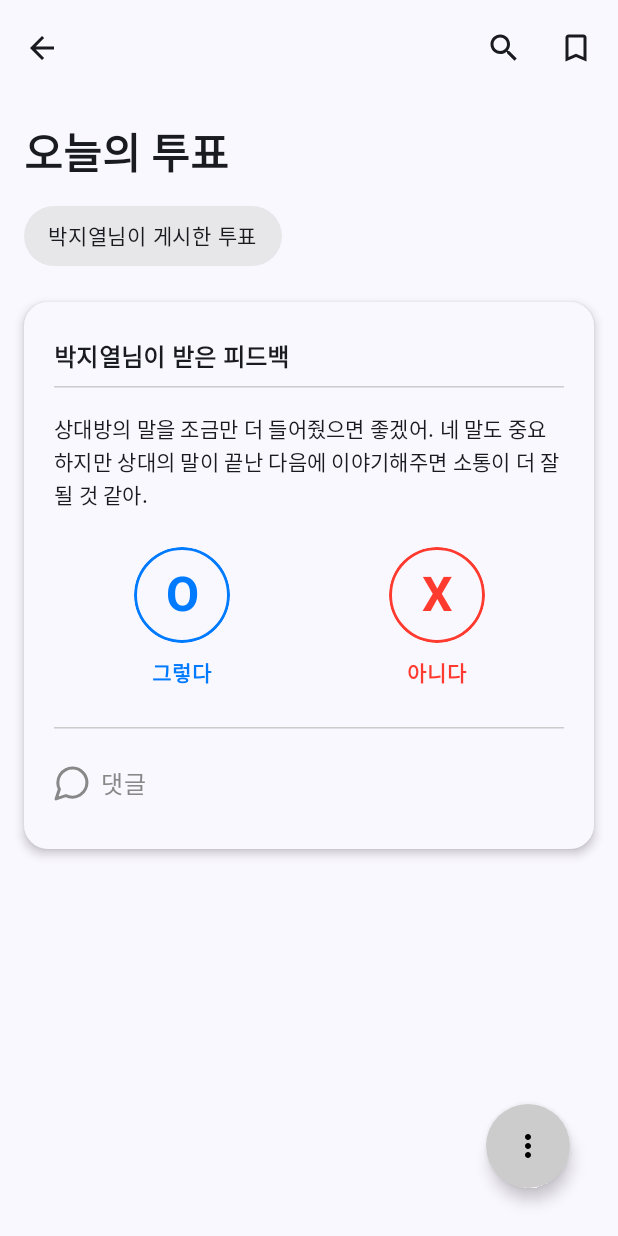
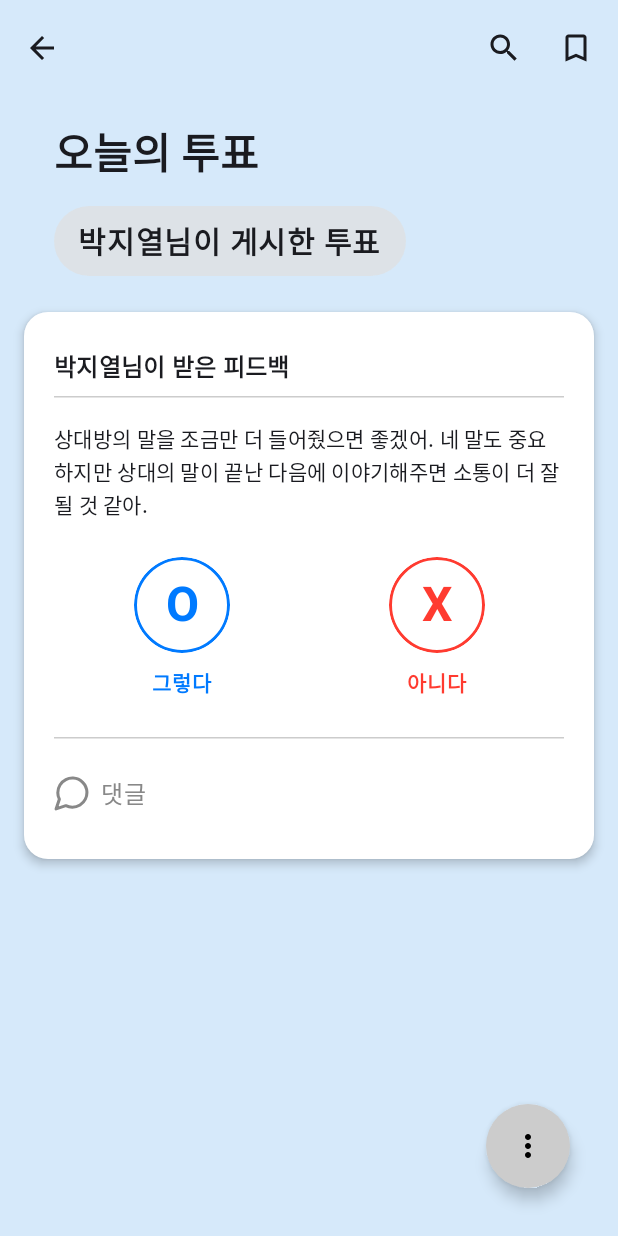
Before and after one commit to SendBack-SendBag/UI, an Android app built with Jetpack Compose: the PollScreen screen opened through its navigation route, on a phone screen of 412 x 824 dp. Run offline under Robolectric (Android 15) with nearby library versions, the phone set to English and light mode, and no system bars; our stand-ins replace Firebase (no records; nobody signed in at launch, a user with empty details on screens opened directly).

Commit message:
Chore: Change votingscreen UI

```diff
--- a/app/src/main/java/com/example/sendbacksendbag/ui/voting/VotingScreen.kt
+++ b/app/src/main/java/com/example/sendbacksendbag/ui/voting/VotingScreen.kt
@@ -47,6 +47,9 @@ fun PollScreen(navController: NavController) {
     // SendBackSendBagTheme { // 앱의 실제 테마 사용
     Box{
     Scaffold(
+        modifier = Modifier
+            .fillMaxSize()
+            .background(Color(0xFFD6E9FA)),
         topBar = {
             TopAppBar(
                 title = { /* 현재 화면에서는 제목이 TopAppBar에 없음 */ },
@@ -73,13 +76,13 @@ fun PollScreen(navController: NavController) {
                     }
                 },
                 colors = TopAppBarDefaults.topAppBarColors(
-                    containerColor = MaterialTheme.colorScheme.background,
+                    containerColor = Color(0xFFD6E9FA),
                     navigationIconContentColor = MaterialTheme.colorScheme.onBackground,
                     actionIconContentColor = MaterialTheme.colorScheme.onBackground
                 )
             )
         },
-        containerColor = MaterialTheme.colorScheme.background
+        containerColor = Color(0xFFD6E9FA)
     ) { innerPadding ->
         PollContent(Modifier.padding(innerPadding))
     }
@@ -106,13 +109,16 @@ fun PollContent(modifier: Modifier = Modifier) {
             .padding(horizontal = 16.dp)
     ) {
         Spacer(modifier = Modifier.height(16.dp))
-
+        Row {
+            Spacer(modifier = Modifier.padding(10.dp)) // 왼쪽 여백
             Text(
                 text = "오늘의 투표",
-            style = MaterialTheme.typography.headlineMedium.copy(fontWeight = FontWeight.Bold),
+                style = MaterialTheme.typography.headlineMedium.copy(fontWeight = FontWeight.Black),
                 modifier = Modifier.padding(bottom = 16.dp)
             )
-
+        }
+        Row {
+            Spacer(modifier = Modifier.padding(10.dp))
             Surface(
                 shape = RoundedCornerShape(50),
                 color = Color(0xFFE0E0E0).copy(alpha = 0.7f),
@@ -120,11 +126,15 @@ fun PollContent(modifier: Modifier = Modifier) {
                     .wrapContentWidth()
                     .padding(bottom = 24.dp)
             ) {
+
+                Spacer(modifier = Modifier.padding(10.dp))
                 Text(
                     text = "박지열님이 게시한 투표",
-                fontSize = 14.sp,
+                    fontSize = 20.sp,
+                    fontWeight = FontWeight.SemiBold,
                     modifier = Modifier.padding(horizontal = 16.dp, vertical = 8.dp)
                 )
+            }
         }
 
         FeedbackCard(
@@ -168,7 +178,9 @@ fun FeedbackCard(onChatIconClick: () -> Unit) {
             .fillMaxWidth(),
         shape = RoundedCornerShape(16.dp),
         elevation = CardDefaults.cardElevation(defaultElevation = 4.dp),
-        colors = CardDefaults.cardColors(containerColor = MaterialTheme.colorScheme.surface)
+        colors = CardDefaults.cardColors(
+            containerColor = Color(0xFFFFFFFF) // 흰색 배경
+        )
     ) {
         Column(
             modifier = Modifier
```
Lines whose indentation alone changed are shown as unchanged.
